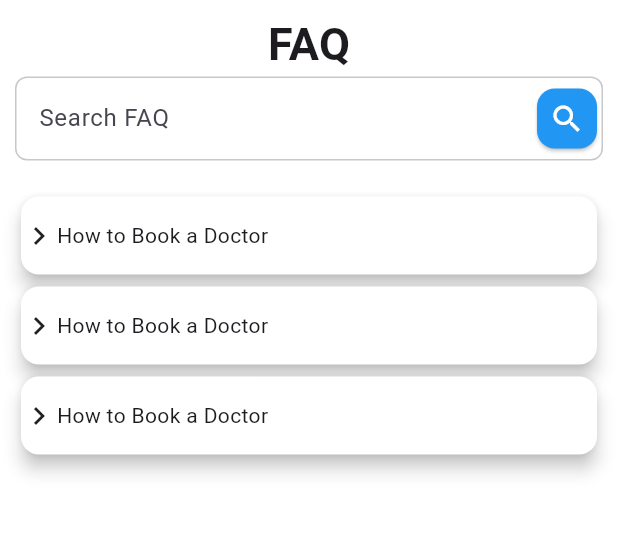
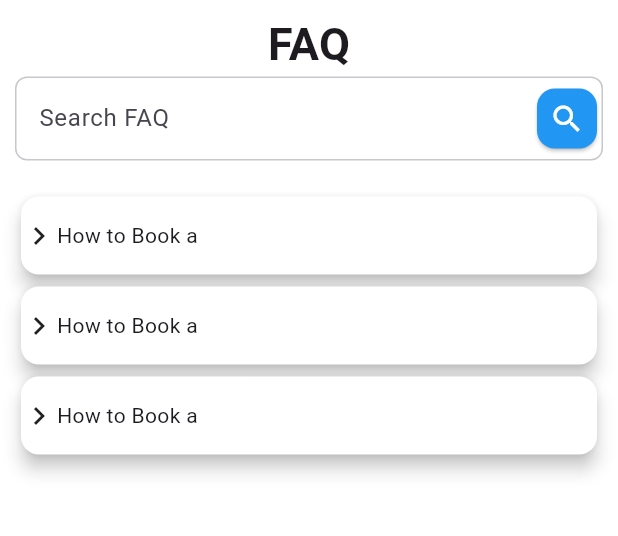
Before and after one commit to Shovon0017/Homemade-Haven, a Flutter app: the FAQ screen opened directly, on a phone screen of 412 x 824 dp, the part 72-608 px from its top. Run offline on Flutter 3.47's test engine with Material 3 defaults, Android fonts, the light colour scheme and no system bars; our stand-ins replace animated_notch_bottom_bar, carousel_slider, flutter_secure_storage, get, get_storage, shimmer; accounts and stored records are empty.

```diff
--- a/lib/view/screen/FAQ/FAQ.dart
+++ b/lib/view/screen/FAQ/FAQ.dart
@@ -40,7 +40,7 @@ class FAQ extends StatelessWidget {
                           child: Row(
                             children: [
                               Icon(Icons.keyboard_arrow_right_outlined),
-                              Text("How to Book a Doctor")
+                              Text("How to Book a ")
                             ],
                           ),
                         ),
```
